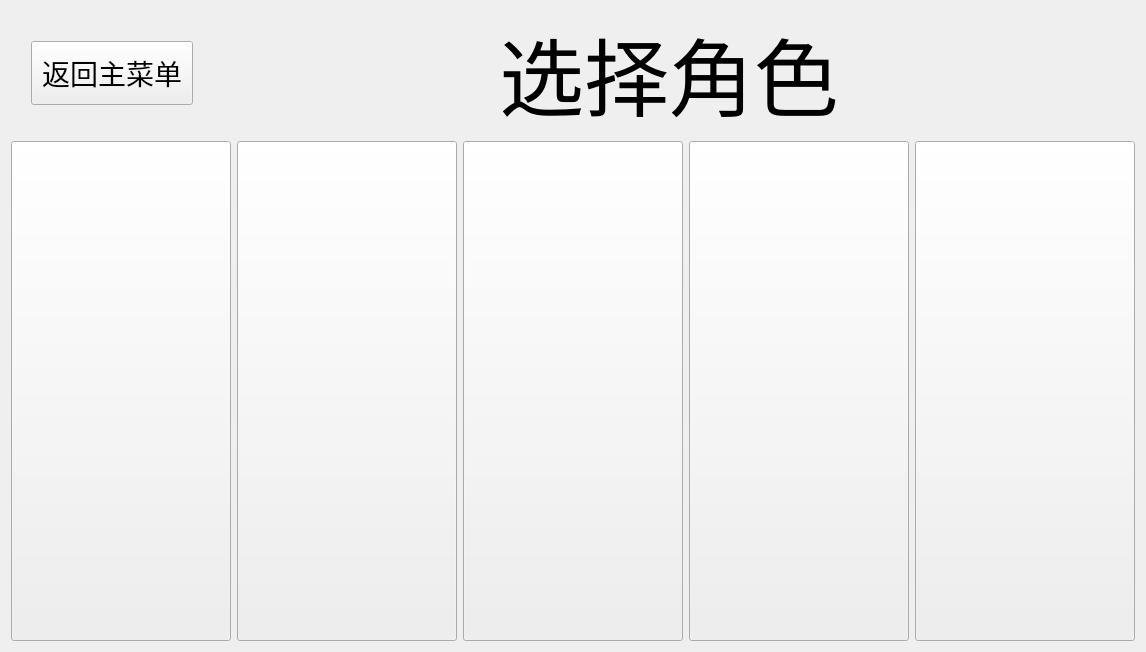
The window that characterselectwindow.ui (AcuLY/Walpurgisnacht-Survivors) describes before a commit, drawn with Qt 5.
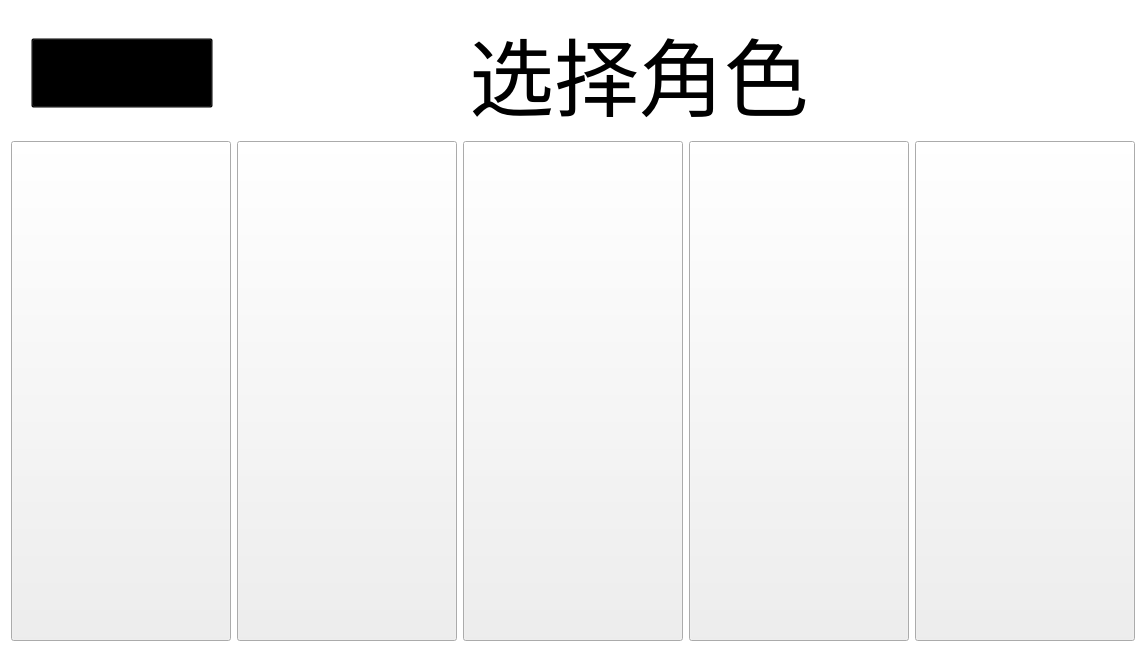
The same window after the commit. Icons and pictures are not drawn.

```diff
--- a/characterselectwindow.ui
+++ b/characterselectwindow.ui
@@ -29,10 +29,27 @@
    <enum>Qt::LayoutDirection::LeftToRight</enum>
   </property>
   <property name="autoFillBackground">
-   <bool>true</bool>
+   <bool>false</bool>
   </property>
   <property name="styleSheet">
-   <string notr="true">QPushButton#madoka {
+   <string notr="true">QWidget#CharacterSelectWindow {
+	background-color: white;
+    background-image: url(:/images/ui/background);
+    background-position: center;
+    background-repeat: no-repeat;
+    background-attachment: fixed;
+}
+
+QLabel {
+    background: transparent; 
+}
+
+QPushButton#exit {
+	text-align: center;
+    background: transparent; 
+}
+
+QPushButton#madoka {
 	border-width: 10;
 	border-image: url(:/images/ui/border) 50 stretch
 }
@@ -80,8 +97,8 @@
       <widget class="QPushButton" name="exit">
        <property name="font">
         <font>
-         <family>Wingdings</family>
-         <pointsize>21</pointsize>
+         <family>汉仪像素入侵 U</family>
+         <pointsize>24</pointsize>
         </font>
        </property>
        <property name="styleSheet">
@@ -102,7 +119,7 @@
        </property>
        <property name="sizeHint" stdset="0">
         <size>
-         <width>300</width>
+         <width>250</width>
          <height>20</height>
         </size>
        </property>
@@ -118,7 +135,7 @@
        </property>
        <property name="font">
         <font>
-         <family>Wingdings</family>
+         <family>汉仪像素入侵 U</family>
          <pointsize>64</pointsize>
         </font>
        </property>
```
